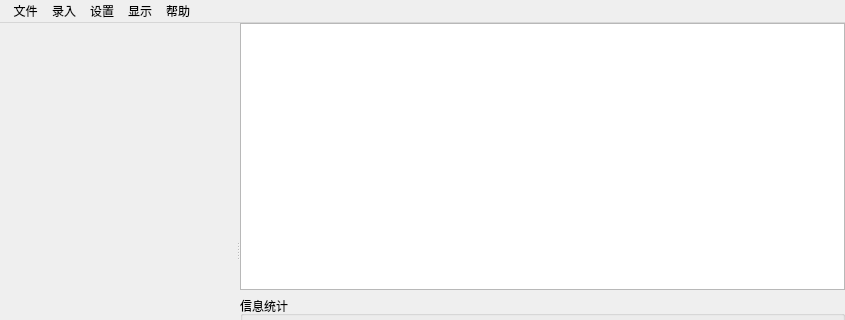
This is UI/JKMainWin.ui in Mr-WangJin/StockTool as Qt 5 draws it before an edit; both pictures show x 0 to 845 and y 0 to 320 of the 845 by 498 pixel window. The edited form follows.
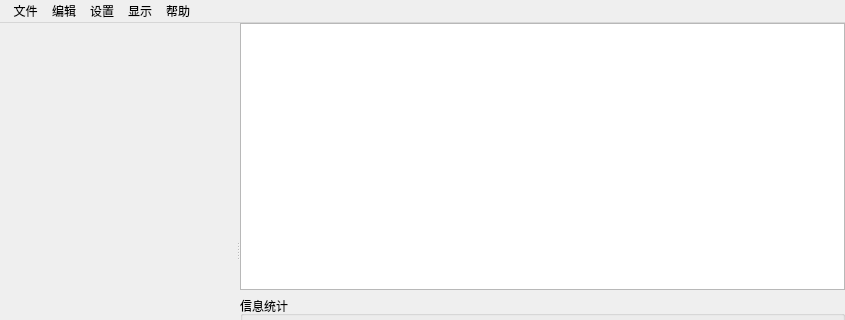
This is the edited form. Icons and pictures are not drawn. Custom widgets are drawn as their Qt base class.

```diff
--- a/UI/JKMainWin.ui
+++ b/UI/JKMainWin.ui
@@ -218,7 +218,7 @@
    </widget>
    <widget class="QMenu" name="menu_2">
     <property name="title">
-     <string>录入</string>
+     <string>编辑</string>
     </property>
     <addaction name="actBuyStock"/>
     <addaction name="actSellStock"/>
```
Left out of the diff: 12 changed lines with no effect on the pictures.
